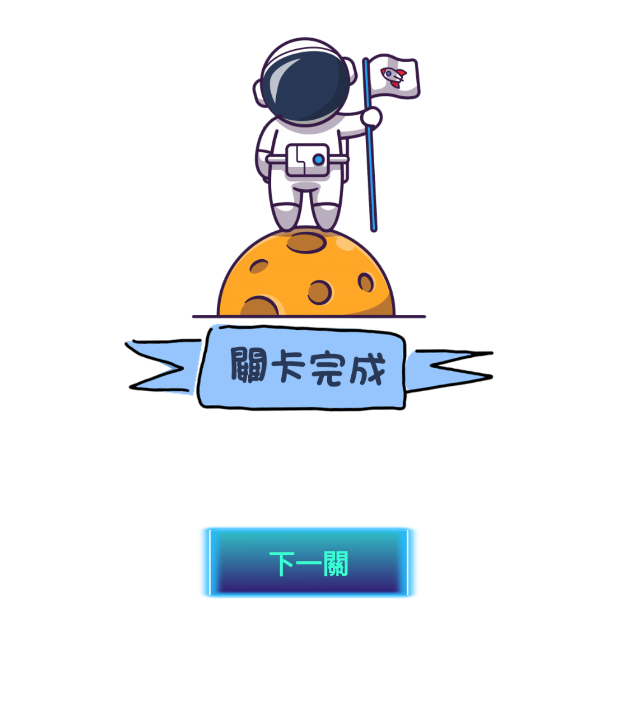
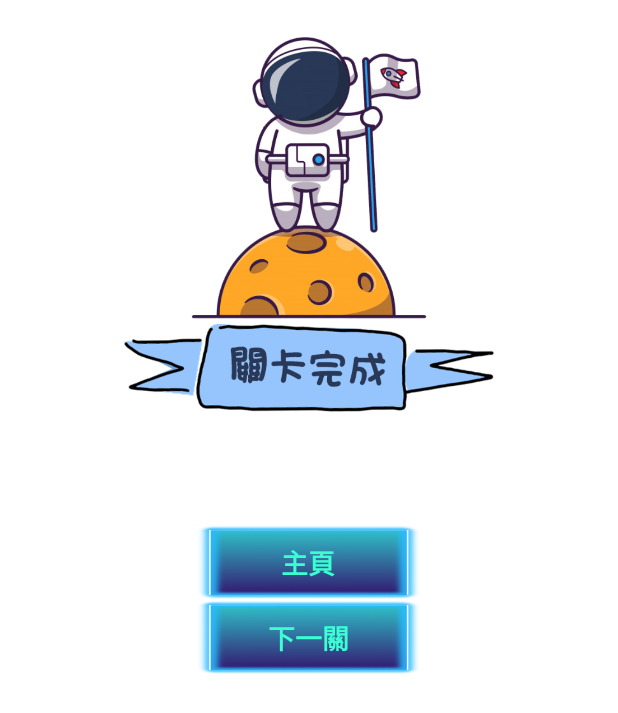
Before and after one commit to ElvisWong213/Mobile_Apps_Project, an Android app: the layout win_layout_dialog.xml on its own in the app's theme, with its tools: preview values and no code run, on a phone screen of 412 x 824 dp. Shown: the top 713 px of the screen. Run offline under Robolectric (Android 15) with nearby library versions, the phone set to English and light mode, and no system bars.

Commit message:
Update win_layout_dialog.xml

```diff
--- a/app/src/main/res/layout/win_layout_dialog.xml
+++ b/app/src/main/res/layout/win_layout_dialog.xml
@@ -79,20 +79,48 @@
                                     android:layout_height="wrap_content"
                                     android:orientation="horizontal">
 
+                                    <LinearLayout
+                                        android:layout_width="match_parent"
+                                        android:layout_height="match_parent"
+                                        android:orientation="vertical">
+
                                         <FrameLayout
                                             android:layout_width="wrap_content"
                                             android:layout_height="wrap_content"
                                             android:layout_gravity="center">
 
                                             <ImageView
-                                            android:id="@+id/btn_next"
+                                                android:id="@+id/btn_home"
                                                 android:layout_width="150dp"
                                                 android:layout_height="50dp"
                                                 android:scaleType="fitXY"
                                                 app:srcCompat="@drawable/square" />
 
                                             <TextView
-                                            android:id="@+id/tv_win"
+                                                android:id="@+id/tv_home"
+                                                android:layout_width="wrap_content"
+                                                android:layout_height="wrap_content"
+                                                android:layout_gravity="center"
+                                                android:text="主頁"
+                                                android:textColor="#3BFFD1"
+                                                android:textSize="18sp"
+                                                android:textStyle="bold" />
+                                        </FrameLayout>
+
+                                        <FrameLayout
+                                            android:layout_width="wrap_content"
+                                            android:layout_height="wrap_content"
+                                            android:layout_gravity="center">
+
+                                            <ImageView
+                                                android:id="@+id/btn_home"
+                                                android:layout_width="150dp"
+                                                android:layout_height="50dp"
+                                                android:scaleType="fitXY"
+                                                app:srcCompat="@drawable/square" />
+
+                                            <TextView
+                                                android:id="@+id/tv_home"
                                                 android:layout_width="wrap_content"
                                                 android:layout_height="wrap_content"
                                                 android:layout_gravity="center"
@@ -101,6 +129,8 @@
                                                 android:textSize="18sp"
                                                 android:textStyle="bold" />
                                         </FrameLayout>
+                                    </LinearLayout>
+
                                 </LinearLayout>
                             </LinearLayout>
 
```
Lines whose indentation alone changed are shown as unchanged.
